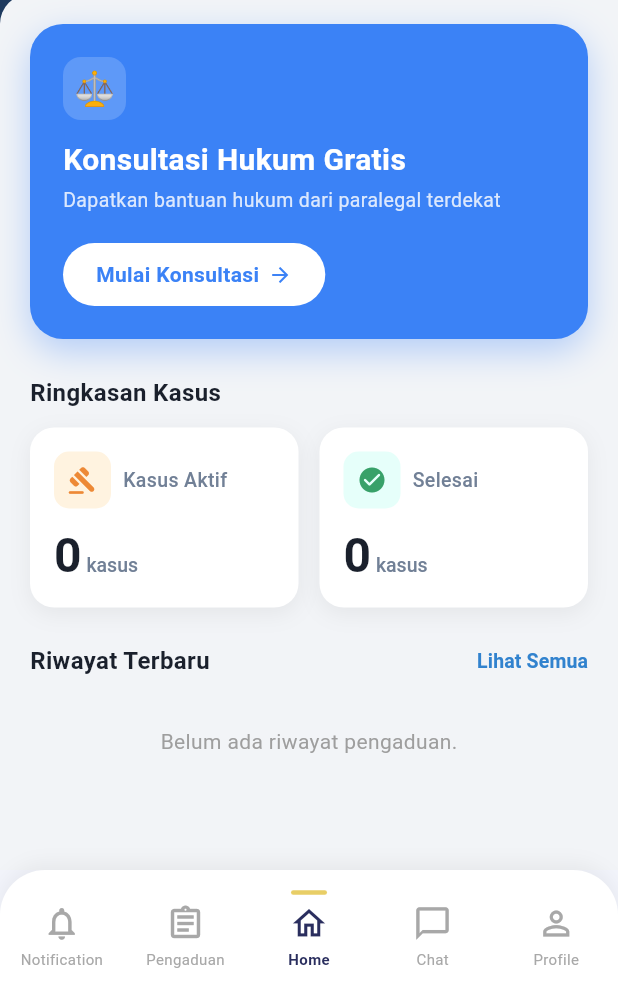
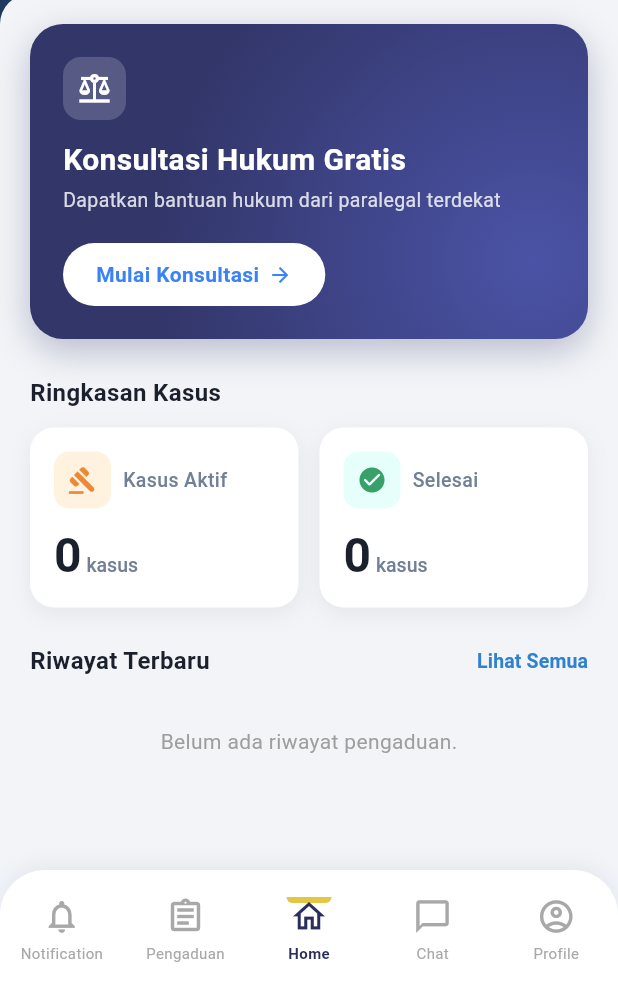
Before and after one commit to ican-bangcat/posbankum_mobile, a Flutter app: the MainDashboardView screen opened by its route, item 2 of the bottom bar chosen, on a phone screen of 412 x 824 dp, the part 246-1236 px from its top. Run offline on Flutter 3.47's test engine with Material 3 defaults, Android fonts, the phone set to English and light mode, and no system bars; our stand-ins replace file_picker, flutter_dotenv, flutter_svg, get, get_storage, google_sign_in and 6 more; accounts and stored records are empty; Roboto replaces fonts that are missing (Poppins).

Commit message:
update terbaru test

```diff
--- a/lib/modules/auth/views/home_masyarakat_screen.dart
+++ b/lib/modules/auth/views/home_masyarakat_screen.dart
@@ -246,16 +246,24 @@ class _HomeMasyarakatScreenState extends State<HomeMasyarakatScreen>
       padding: const EdgeInsets.symmetric(horizontal: 20),
       child: Container(
         decoration: BoxDecoration(
-          color: const Color(0xFF3B82F6),
+          color: const Color(0xFF323669),
           borderRadius: BorderRadius.circular(22),
-          boxShadow: [BoxShadow(color: const Color(0xFF3B82F6).withOpacity(0.35), blurRadius: 20, offset: const Offset(0, 8))],
+          gradient: const RadialGradient(
+            center: Alignment(0.8, 0.5),
+            radius: 1.2,
+            colors: [
+              Color(0xFF4B53A6), // glow color
+              Color(0xFF323669), // base color
+            ],
+          ),
+          boxShadow: [BoxShadow(color: const Color(0xFF323669).withOpacity(0.3), blurRadius: 20, offset: const Offset(0, 8))],
         ),
         child: Padding(
           padding: const EdgeInsets.all(22),
           child: Column(
             crossAxisAlignment: CrossAxisAlignment.start,
             children: [
-              Container(width: 42, height: 42, decoration: BoxDecoration(color: Colors.white.withOpacity(0.18), borderRadius: BorderRadius.circular(12)), child: const Center(child: Text('⚖️', style: TextStyle(fontSize: 22)))),
+              Container(width: 42, height: 42, decoration: BoxDecoration(color: Colors.white.withOpacity(0.18), borderRadius: BorderRadius.circular(12)), child: const Center(child: Icon(Icons.balance, color: Colors.white, size: 24))),
               const SizedBox(height: 14),
               const Text('Konsultasi Hukum Gratis', style: TextStyle(color: Colors.white, fontSize: 20, fontWeight: FontWeight.w700, height: 1.2)),
               const SizedBox(height: 6),
@@ -384,8 +392,8 @@ class _HomeMasyarakatScreenState extends State<HomeMasyarakatScreen>
 
               if (statusRaw.contains('proses')) {
                 badgeText = 'Diproses';
-                badgeColor = const Color(0xFF3182CE); // Biru
-                badgeBg = const Color(0xFFEBF8FF);
+                badgeColor = const Color(0xFFED8936); // Orange
+                badgeBg = const Color(0xFFFFF3E0);
               } else if (statusRaw == 'selesai') {
                 badgeText = 'Selesai';
                 badgeColor = const Color(0xFF38A169); // Hijau
@@ -399,7 +407,7 @@ class _HomeMasyarakatScreenState extends State<HomeMasyarakatScreen>
               return Padding(
                 padding: const EdgeInsets.only(bottom: 12),
                 child: _buildHistoryCard(
-                  iconEmoji: '📝',
+                  iconData: Icons.image,
                   title: kasus['kategori_masalah'] ?? 'Pengaduan Hukum',
                   subtitle: 'ID: #${kasus['id'].toString().substring(0, 5).toUpperCase()}',
                   badgeText: badgeText,
@@ -414,13 +422,13 @@ class _HomeMasyarakatScreenState extends State<HomeMasyarakatScreen>
     ));
   }
 
-  Widget _buildHistoryCard({required String iconEmoji, required String title, required String subtitle, required String badgeText, required Color badgeColor, required Color badgeBg, required String timeAgo}) {
+  Widget _buildHistoryCard({required IconData iconData, required String title, required String subtitle, required String badgeText, required Color badgeColor, required Color badgeBg, required String timeAgo}) {
     return Container(
       padding: const EdgeInsets.all(14),
       decoration: BoxDecoration(color: Colors.white, borderRadius: BorderRadius.circular(16), boxShadow: [BoxShadow(color: Colors.black.withOpacity(0.05), blurRadius: 10, offset: const Offset(0, 3))]),
       child: Row(
         children: [
-          Container(width: 46, height: 46, decoration: BoxDecoration(color: const Color(0xFFF7FAFC), borderRadius: BorderRadius.circular(12)), child: Center(child: Text(iconEmoji, style: const TextStyle(fontSize: 22)))),
+          Container(width: 46, height: 46, decoration: BoxDecoration(color: const Color(0xFFF7FAFC), borderRadius: BorderRadius.circular(12)), child: Center(child: Icon(iconData, color: const Color(0xFFA0AEC0), size: 24))),
           const SizedBox(width: 12),
           Expanded(
             child: Column(
--- a/lib/modules/main_dashboard/views/main_dashboard_view.dart
+++ b/lib/modules/main_dashboard/views/main_dashboard_view.dart
@@ -73,7 +73,7 @@ class MainDashboardView extends GetView<MainDashboardController> {
                     index: 3,
                   ),
                   _buildNavItem(
-                    icon: Icons.person_outline,
+                    icon: Icons.account_circle_outlined,
                     label: 'Profile',
                     index: 4,
                   ),
@@ -100,20 +100,29 @@ class MainDashboardView extends GetView<MainDashboardController> {
       child: GestureDetector(
         behavior: HitTestBehavior.opaque,
         onTap: () => controller.changeTab(index),
-        child: Column(
+        child: Stack(
+          alignment: Alignment.center,
+          children: [
+            // Garis indikator kuning di ujung atas
+            Positioned(
+              top: 0,
+              child: AnimatedContainer(
+                duration: const Duration(milliseconds: 300),
+                width: isActive ? 30 : 0,
+                height: 4,
+                decoration: BoxDecoration(
+                  color: isActive ? const Color(0xFFE2C842) : Colors.transparent,
+                  borderRadius: const BorderRadius.only(
+                    bottomLeft: Radius.circular(4),
+                    bottomRight: Radius.circular(4),
+                  ),
+                ),
+              ),
+            ),
+            Column(
               mainAxisSize: MainAxisSize.min, // Agar vertikalnya tidak melar aneh
               mainAxisAlignment: MainAxisAlignment.center,
               children: [
-            // Garis indikator kuning di atas icon
-            Container(
-              width: 24,
-              height: 3,
-              margin: const EdgeInsets.only(bottom: 6),
-              decoration: BoxDecoration(
-                color: isActive ? const Color(0xFFE8CE66) : Colors.transparent,
-                borderRadius: BorderRadius.circular(2),
-              ),
-            ),
                 Icon(icon, color: color, size: 26),
                 const SizedBox(height: 4),
                 // Teks Navigasi
@@ -130,6 +139,8 @@ class MainDashboardView extends GetView<MainDashboardController> {
                 ),
               ],
             ),
+          ],
+        ),
       ),
     );
   }
```
Lines whose indentation alone changed are shown as unchanged.
